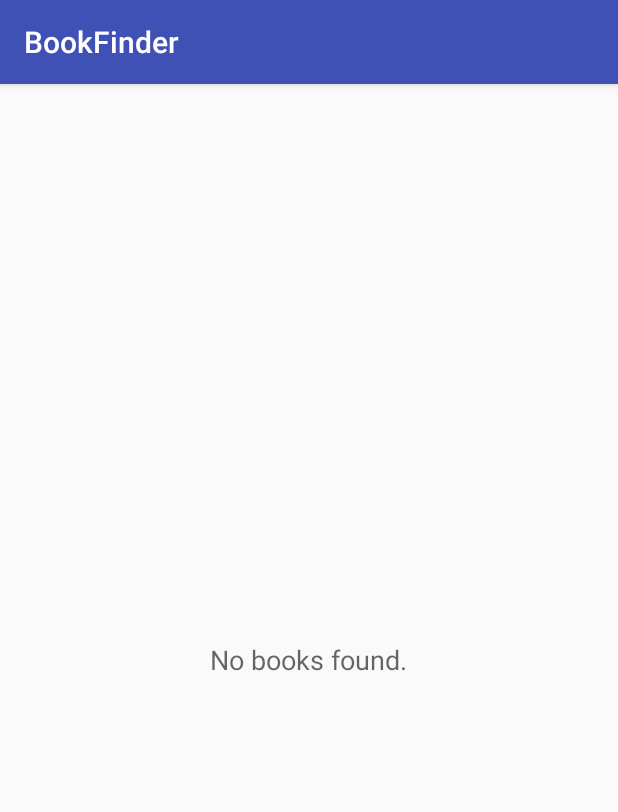
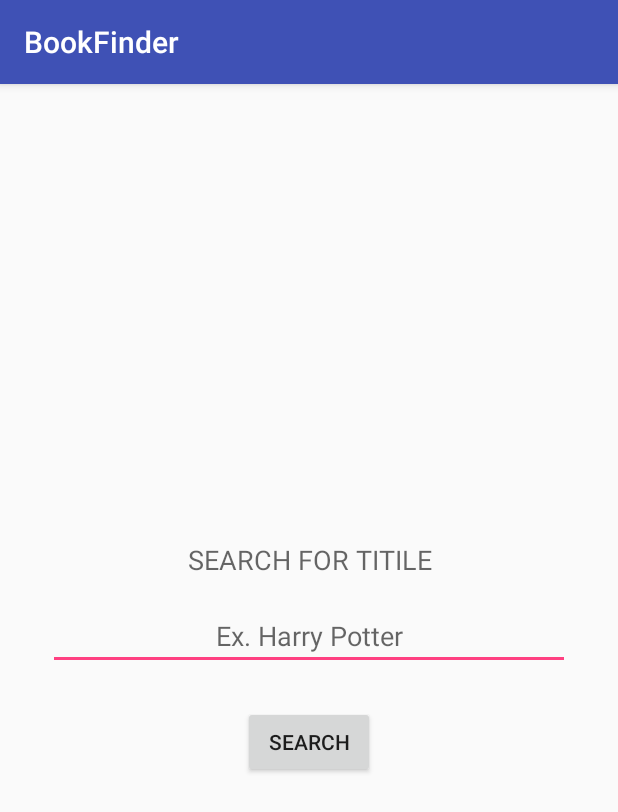
Before and after one commit to NikiSzen/BookFinder, an Android app: the screen it shows after launch (BookActivity before the commit, MainActivity after it), on a phone screen of 412 x 824 dp. Shown: the top 812 px of the screen. Run offline under Robolectric (Android 15) with nearby library versions, the phone set to English and light mode, and no system bars.

Commit message:
Add user input - search function.

```diff
--- a/app/src/main/AndroidManifest.xml
+++ b/app/src/main/AndroidManifest.xml
@@ -2,7 +2,7 @@
 <manifest xmlns:android="http://schemas.android.com/apk/res/android"
     package="com.szendzielorz.nikola.bookfinder">
 
-    <uses-permission android:name="android.permission.INTERNET"/>
+    <uses-permission android:name="android.permission.INTERNET" />
     <uses-permission android:name="android.permission.ACCESS_NETWORK_STATE" />
 
     <application
@@ -12,13 +12,14 @@
         android:roundIcon="@mipmap/ic_launcher_round"
         android:supportsRtl="true"
         android:theme="@style/AppTheme">
-        <activity android:name=".BookActivity">
+        <activity android:name=".MainActivity">
             <intent-filter>
                 <action android:name="android.intent.action.MAIN" />
 
                 <category android:name="android.intent.category.LAUNCHER" />
             </intent-filter>
         </activity>
+        <activity android:name=".BookActivity"></activity>
     </application>
 
 </manifest>
--- a/app/src/main/java/com/szendzielorz/nikola/bookfinder/BookActivity.java
+++ b/app/src/main/java/com/szendzielorz/nikola/bookfinder/BookActivity.java
@@ -34,6 +34,8 @@ public class BookActivity extends AppCompatActivity implements LoaderManager.Loa
         super.onCreate(savedInstanceState);
         setContentView(R.layout.activity_book);
 
+        Intent intent = getIntent();
+        mySearchKeyword = intent.getExtras().getString("searchKeyword");
 
         // Check if there is internet connectivity.
         ConnectivityManager cm =
--- /dev/null
+++ b/app/src/main/java/com/szendzielorz/nikola/bookfinder/MainActivity.java
@@ -0,0 +1,26 @@
+package com.szendzielorz.nikola.bookfinder;
+
+import android.content.Intent;
+import android.support.v7.app.AppCompatActivity;
+import android.os.Bundle;
+import android.view.View;
+import android.widget.EditText;
+
+public class MainActivity extends AppCompatActivity {
+
+    @Override
+    protected void onCreate(Bundle savedInstanceState) {
+        super.onCreate(savedInstanceState);
+        setContentView(R.layout.activity_main);
+    }
+
+    public void performSearch(View view) {
+        EditText userKeyword = (EditText) findViewById(R.id.user_input);
+        String userInput = userKeyword.getText().toString();
+
+        Intent i = new Intent(this, BookActivity.class);
+        i.putExtra("searchKeyword", userInput);
+        startActivity(i);
+
+    }
+}
--- /dev/null
+++ b/app/src/main/res/layout/activity_main.xml
@@ -0,0 +1,38 @@
+<?xml version="1.0" encoding="utf-8"?>
+<LinearLayout xmlns:android="http://schemas.android.com/apk/res/android"
+    xmlns:app="http://schemas.android.com/apk/res-auto"
+    xmlns:tools="http://schemas.android.com/tools"
+    android:layout_width="match_parent"
+    android:layout_height="wrap_content"
+    android:layout_gravity="center_vertical"
+    android:orientation="vertical"
+    tools:context="com.szendzielorz.nikola.bookfinder.MainActivity">
+
+    <TextView
+        android:layout_width="match_parent"
+        android:layout_height="wrap_content"
+        android:layout_marginBottom="16dp"
+        android:gravity="center_horizontal"
+        android:text="@string/search_title_label"
+        android:textAppearance="@style/TextAppearance.AppCompat.Medium" />
+
+    <EditText
+        android:id="@+id/user_input"
+        android:layout_width="match_parent"
+        android:layout_height="wrap_content"
+        android:layout_marginLeft="32dp"
+        android:layout_marginRight="32dp"
+        android:gravity="center_horizontal"
+        android:hint="@string/keyword_hint"
+        android:inputType="text" />
+
+    <Button
+        android:layout_width="wrap_content"
+        android:layout_height="wrap_content"
+        android:layout_gravity="center_horizontal"
+        android:layout_marginTop="24dp"
+        android:onClick="performSearch"
+        android:text="@string/search_button" />
+
+
+</LinearLayout>
--- a/app/src/main/res/values/strings.xml
+++ b/app/src/main/res/values/strings.xml
@@ -1,4 +1,8 @@
 <resources>
     <string name="app_name">BookFinder</string>
     <string name="no_books">No books found.</string>
+    <string name="keyword_hint">Ex. Harry Potter</string>
+    <string name="search_title_label">SEARCH FOR TITILE</string>
+    <string name="search_button">Search</string>
+
 </resources>
```
